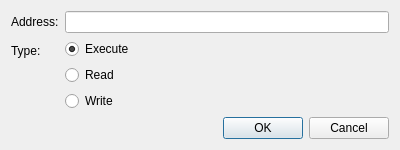
This is src/duckstation-qt/debuggeraddbreakpointdialog.ui in stenzek/duckstation as Qt 5 draws it before an edit. The edited form follows.
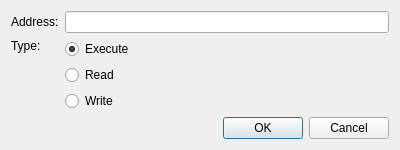
This is the edited form.

Commit message: Qt: Swap remaining form layouts for grid

The edit to the form file:
```diff
--- a/src/duckstation-qt/debuggeraddbreakpointdialog.ui
+++ b/src/duckstation-qt/debuggeraddbreakpointdialog.ui
@@ -13,7 +13,7 @@
   <property name="windowTitle">
    <string>Add Breakpoint</string>
   </property>
-  <layout class="QFormLayout" name="formLayout">
+  <layout class="QGridLayout" name="gridLayout" columnstretch="0,1">
    <item row="0" column="0">
     <widget class="QLabel" name="label">
      <property name="text">
@@ -29,6 +29,9 @@
      <property name="text">
       <string>Type:</string>
      </property>
+     <property name="alignment">
+      <set>Qt::AlignmentFlag::AlignLeading|Qt::AlignmentFlag::AlignLeft|Qt::AlignmentFlag::AlignTop</set>
+     </property>
     </widget>
    </item>
    <item row="1" column="1">
```
Left out of the diff: 4 changed lines with no effect on the pictures. The commit also changes 7 other files.
